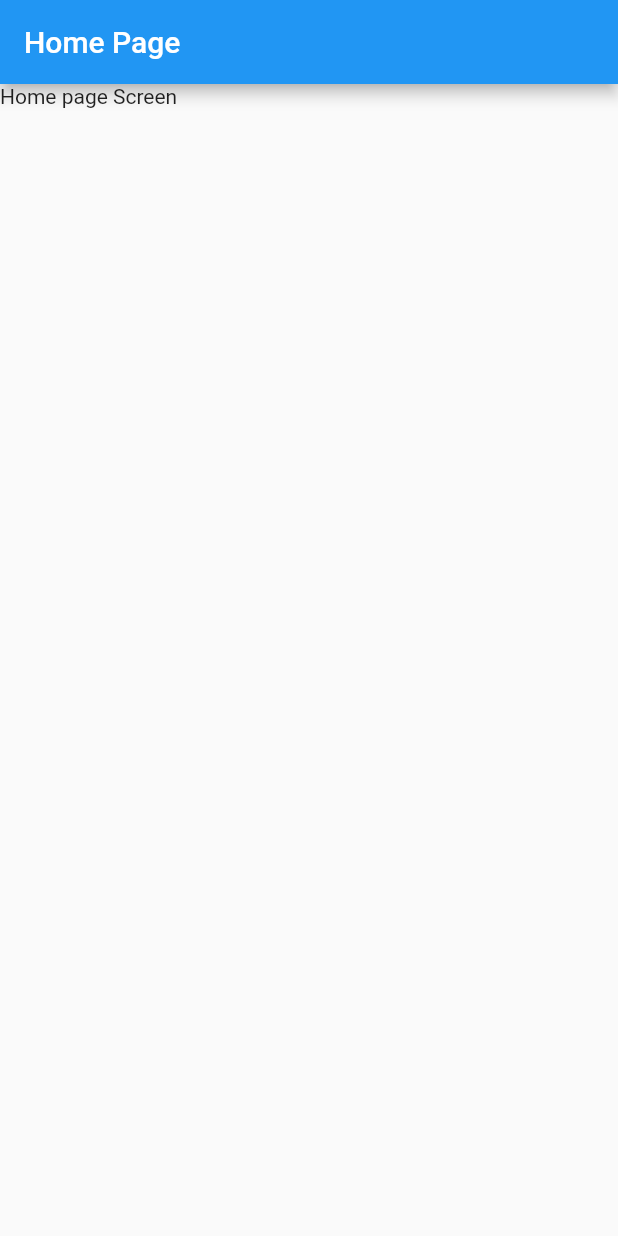
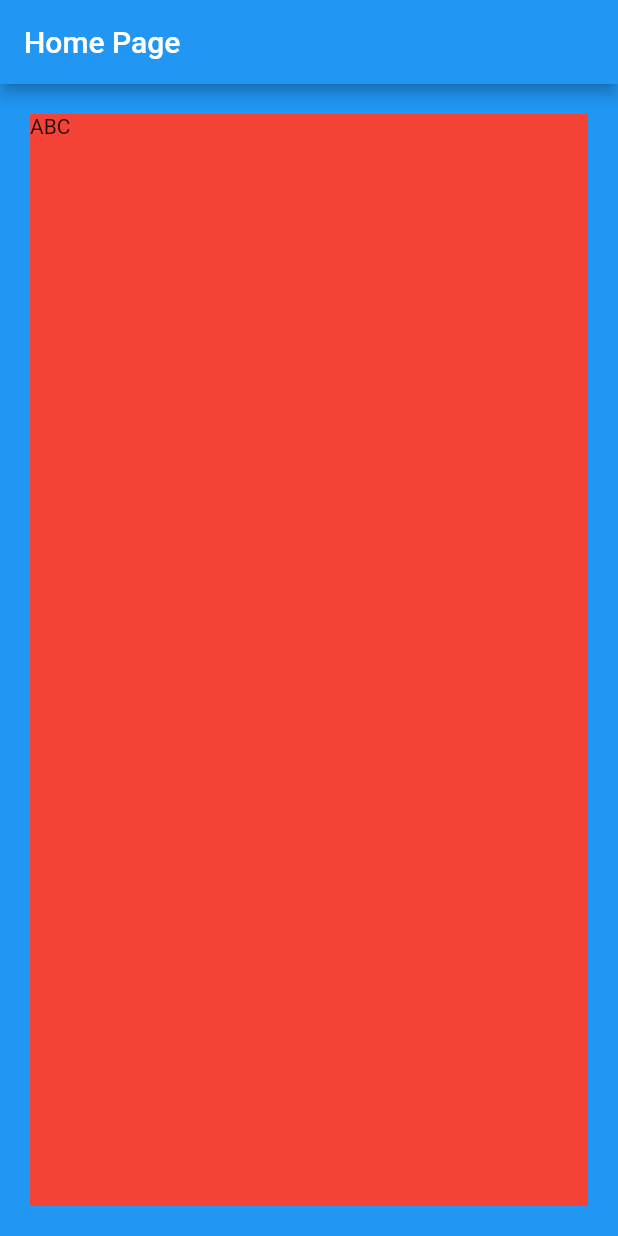
Before and after one commit to ngohieuphat/flutter_widget, a Flutter app: the screen it shows after launch, on a phone screen of 412 x 824 dp. Run offline on Flutter 3.47's test engine with Material 2 defaults, Android fonts, the phone set to English and light mode, and no system bars.

Commit message:
margin , padding

```diff
--- a/lib/home_page.dart
+++ b/lib/home_page.dart
@@ -1,18 +1,29 @@
 import 'package:flutter/material.dart';
 import 'package:flutter/rendering.dart';
 
-class HomePage extends StatelessWidget {
+class HomePage extends StatefulWidget {
   const HomePage({Key? key}) : super(key: key);
 
   @override
+  _HomePageState createState() => _HomePageState();
+}
+
+//state object
+class _HomePageState extends State<HomePage> {
+  @override
   Widget build(BuildContext context) {
+    print("build");
     return Scaffold(
       appBar: AppBar(
-        title: const Text("Home Page"),
+        title: Text("Home Page"),
       ),
       body: Container(
-        child: const Text("Home page Screen"),
-      ),
+          constraints: BoxConstraints.expand(),
+          color: Colors.blue,
+          child: Padding(
+            padding: const EdgeInsets.all(20.0),
+            child: Container(color: Colors.red, child: Text("ABC")),
+          )),
     );
   }
 }
--- a/lib/main.dart
+++ b/lib/main.dart
@@ -14,10 +14,9 @@ class MyApp extends StatelessWidget {
     return MaterialApp(
       title: 'Flutter Demo',
       theme: ThemeData(
-
         primarySwatch: Colors.blue,
       ),
-      home: const HomePage(),
+      home: HomePage(),
     );
   }
 }
```
